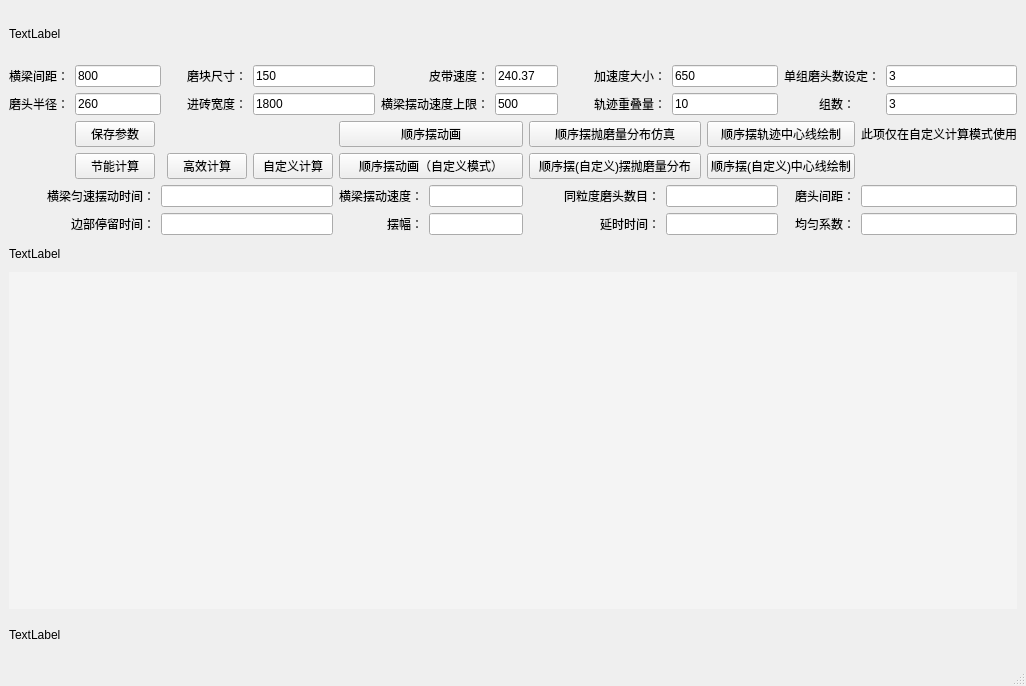
wuheideyun/PolishingParameterNew, file Single_Calc.ui: the form before one commit.
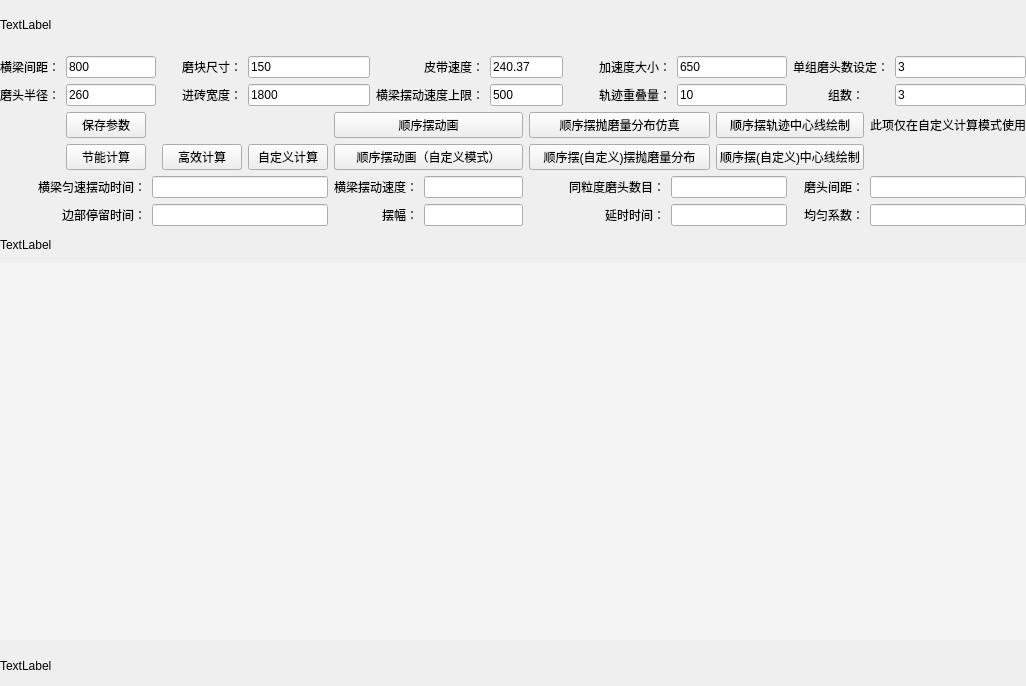
The form after the commit.

What changed in the file:
```diff
--- a/Single_Calc.ui
+++ b/Single_Calc.ui
@@ -15,6 +15,18 @@
   </property>
   <widget class="QWidget" name="centralwidget">
    <layout class="QGridLayout" name="gridLayout">
+    <property name="leftMargin">
+     <number>0</number>
+    </property>
+    <property name="topMargin">
+     <number>0</number>
+    </property>
+    <property name="rightMargin">
+     <number>0</number>
+    </property>
+    <property name="bottomMargin">
+     <number>0</number>
+    </property>
     <item row="7" column="0" colspan="17">
      <widget class="QLabel" name="label_middle">
       <property name="minimumSize">
@@ -402,17 +414,6 @@
     </item>
    </layout>
   </widget>
-  <widget class="QMenuBar" name="menubar">
-   <property name="geometry">
-    <rect>
-     <x>0</x>
-     <y>0</y>
-     <width>1026</width>
-     <height>33</height>
-    </rect>
-   </property>
-  </widget>
-  <widget class="QStatusBar" name="statusbar"/>
  </widget>
  <resources/>
  <connections/>
```
